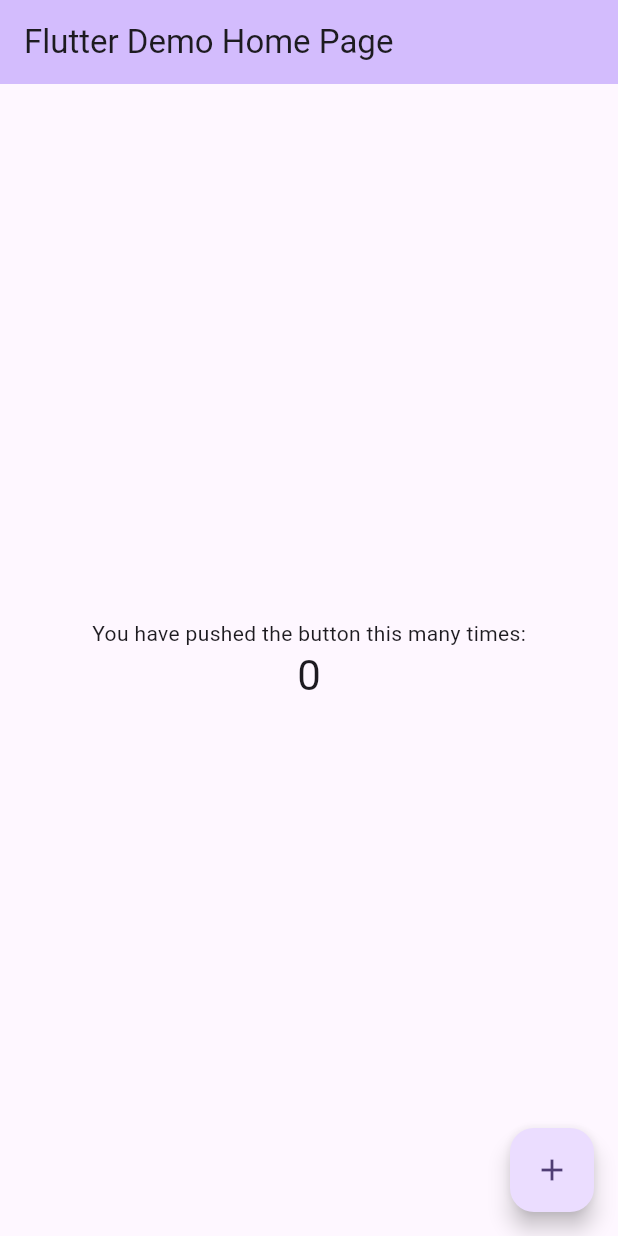
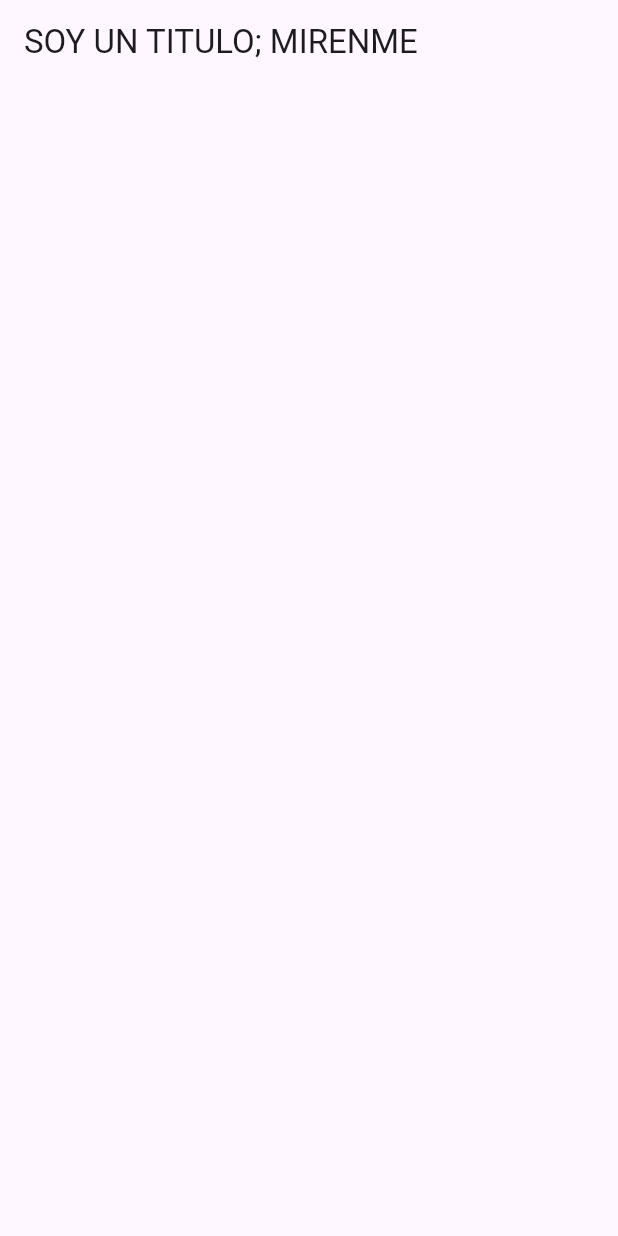
Before and after one commit to DiegoGit35/patitas, a Flutter app: the screen it shows after launch, on a phone screen of 412 x 824 dp. Run offline on Flutter 3.47's test engine with Material 3 defaults, Android fonts, the phone set to English and light mode, and no system bars; our stand-ins replace go_router.

Commit message:
pantalla1

```diff
--- a/lib/main.dart
+++ b/lib/main.dart
@@ -1,4 +1,5 @@
 import 'package:flutter/material.dart';
+import 'package:patitas/screens/routes/routes.dart';
 
 void main() {
   runApp(const MyApp());
@@ -10,116 +11,9 @@
   // This widget is the root of your application.
   @override
   Widget build(BuildContext context) {
-    return MaterialApp(
-      title: 'Flutter Demo',
-      theme: ThemeData(
-        // This is the theme of your application.
-        //
-        // TRY THIS: Try running your application with "flutter run". You'll see
-        // the application has a purple toolbar. Then, without quitting the app,
-        // try changing the seedColor in the colorScheme below to Colors.green
-        // and then invoke "hot reload" (save your changes or press the "hot
-        // reload" button in a Flutter-supported IDE, or press "r" if you used
-        // the command line to start the app).
-        //
-        // Notice that the counter didn't reset back to zero; the application
-        // state is not lost during the reload. To reset the state, use hot
-        // restart instead.
-        //
-        // This works for code too, not just values: Most code changes can be
-        // tested with just a hot reload.
-        colorScheme: ColorScheme.fromSeed(seedColor: Colors.deepPurple),
-        useMaterial3: true,
-      ),
-      home: const MyHomePage(title: 'Flutter Demo Home Page'),
+    return MaterialApp.router(
+      title: "PATITAS APP",
+      routerConfig: router,
     );
   }
 }
-
-class MyHomePage extends StatefulWidget {
-  const MyHomePage({super.key, required this.title});
-
-  // This widget is the home page of your application. It is stateful, meaning
-  // that it has a State object (defined below) that contains fields that affect
-  // how it looks.
-
-  // This class is the configuration for the state. It holds the values (in this
-  // case the title) provided by the parent (in this case the App widget) and
-  // used by the build method of the State. Fields in a Widget subclass are
-  // always marked "final".
-
-  final String title;
-
-  @override
-  State<MyHomePage> createState() => _MyHomePageState();
-}
-
-class _MyHomePageState extends State<MyHomePage> {
-  int _counter = 0;
-
-  void _incrementCounter() {
-    setState(() {
-      // This call to setState tells the Flutter framework that something has
-      // changed in this State, which causes it to rerun the build method below
-      // so that the display can reflect the updated values. If we changed
-      // _counter without calling setState(), then the build method would not be
-      // called again, and so nothing would appear to happen.
-      _counter++;
-    });
-  }
-
-  @override
-  Widget build(BuildContext context) {
-    // This method is rerun every time setState is called, for instance as done
-    // by the _incrementCounter method above.
-    //
-    // The Flutter framework has been optimized to make rerunning build methods
-    // fast, so that you can just rebuild anything that needs updating rather
-    // than having to individually change instances of widgets.
-    return Scaffold(
-      appBar: AppBar(
-        // TRY THIS: Try changing the color here to a specific color (to
-        // Colors.amber, perhaps?) and trigger a hot reload to see the AppBar
-        // change color while the other colors stay the same.
-        backgroundColor: Theme.of(context).colorScheme.inversePrimary,
-        // Here we take the value from the MyHomePage object that was created by
-        // the App.build method, and use it to set our appbar title.
-        title: Text(widget.title),
-      ),
-      body: Center(
-        // Center is a layout widget. It takes a single child and positions it
-        // in the middle of the parent.
-        child: Column(
-          // Column is also a layout widget. It takes a list of children and
-          // arranges them vertically. By default, it sizes itself to fit its
-          // children horizontally, and tries to be as tall as its parent.
-          //
-          // Column has various properties to control how it sizes itself and
-          // how it positions its children. Here we use mainAxisAlignment to
-          // center the children vertically; the main axis here is the vertical
-          // axis because Columns are vertical (the cross axis would be
-          // horizontal).
-          //
-          // TRY THIS: Invoke "debug painting" (choose the "Toggle Debug Paint"
-          // action in the IDE, or press "p" in the console), to see the
-          // wireframe for each widget.
-          mainAxisAlignment: MainAxisAlignment.center,
-          children: <Widget>[
-            const Text(
-              'You have pushed the button this many times:',
-            ),
-            Text(
-              '$_counter',
-              style: Theme.of(context).textTheme.headlineMedium,
-            ),
-          ],
-        ),
-      ),
-      floatingActionButton: FloatingActionButton(
-        onPressed: _incrementCounter,
-        tooltip: 'Increment',
-        child: const Icon(Icons.add),
-      ), // This trailing comma makes auto-formatting nicer for build methods.
-    );
-  }
-}
--- /dev/null
+++ b/lib/screens/pageInicio.dart
@@ -0,0 +1,14 @@
+import 'package:flutter/material.dart';
+
+class Pageinicio extends StatelessWidget {
+  const Pageinicio({super.key});
+
+  @override
+  Widget build(BuildContext context) {
+    return Scaffold(
+      appBar: AppBar(
+        title: const Text("SOY UN TITULO; MIRENME"),
+      ),
+    );
+  }
+}
--- /dev/null
+++ b/lib/screens/routes/routes.dart
@@ -0,0 +1,12 @@
+import 'package:go_router/go_router.dart';
+import 'package:patitas/screens/pageInicio.dart';
+
+GoRouter router = GoRouter(
+  initialLocation: "/",
+  routes: [
+    GoRoute(
+      path: '/',
+      builder: (context, state) => const Pageinicio(),
+    ),
+  ],
+);
--- a/pubspec.yaml
+++ b/pubspec.yaml
@@ -35,6 +35,7 @@ dependencies:
   # The following adds the Cupertino Icons font to your application.
   # Use with the CupertinoIcons class for iOS style icons.
   cupertino_icons: ^1.0.8
+  go_router: ^14.3.0
 
 dev_dependencies:
   flutter_test:
```
Also changed, not shown: pubspec.lock.
